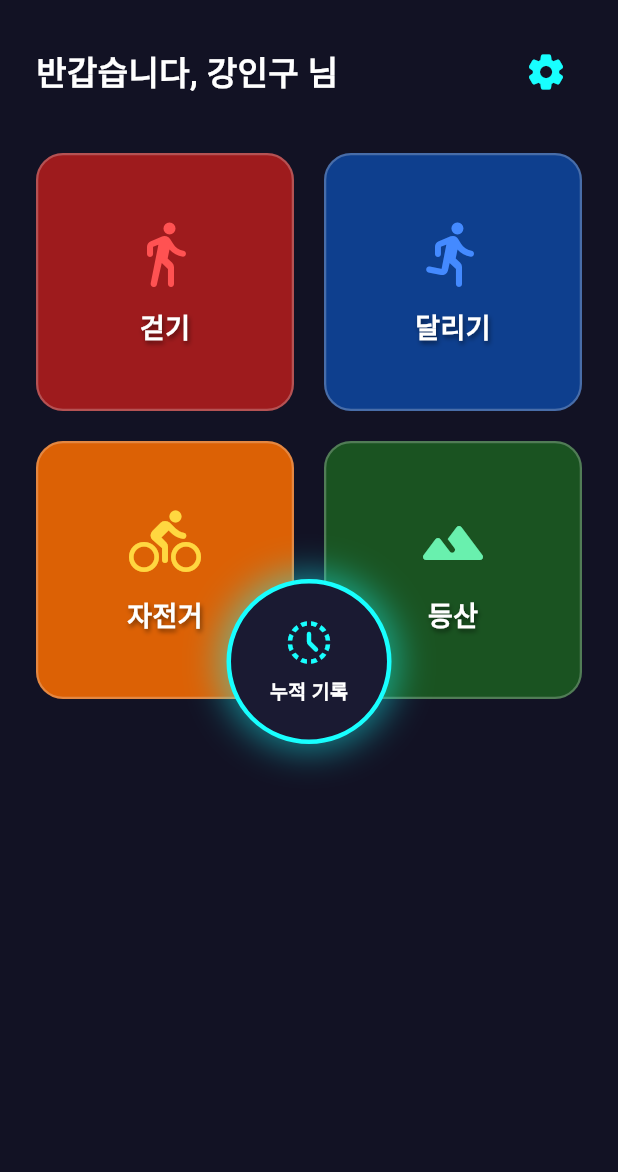
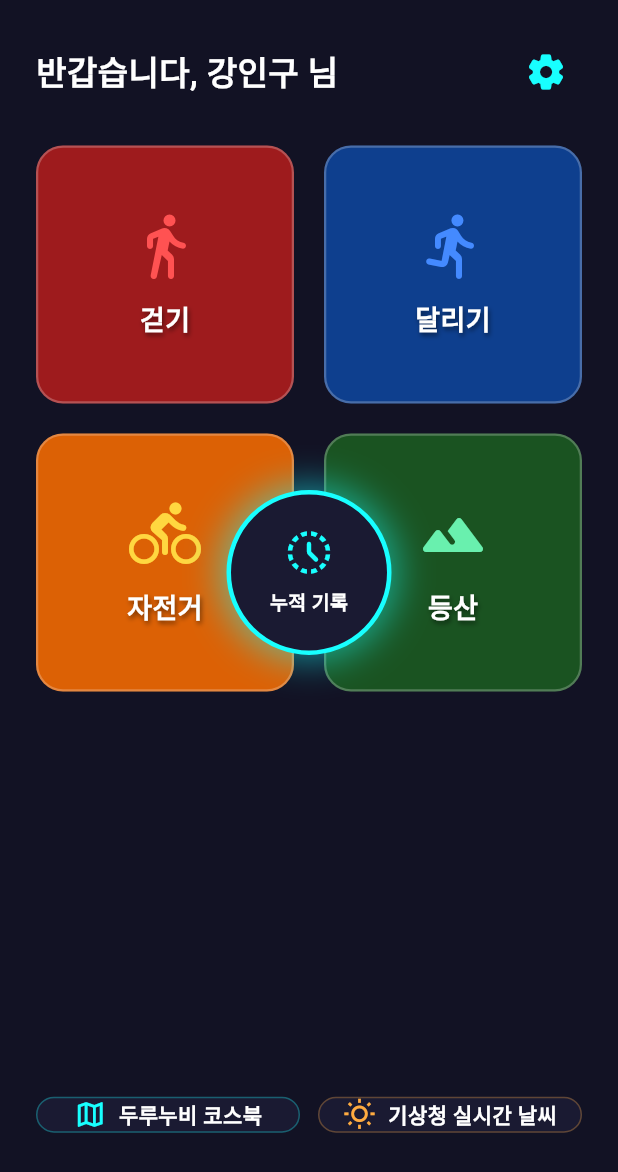
Before and after one commit to sr109093-tech/k-path-final-20260530, a Flutter app: the screen it shows after launch, on a phone screen of 412 x 824 dp. Shown: the top 1172 px of the screen. Run offline on Flutter 3.47's test engine with Material 3 defaults, Android fonts, the phone set to English and light mode, and no system bars; our stand-ins replace flutter_map, flutter_riverpod, flutter_tts, geocoding, geolocator, google_maps_flutter and 4 more; missing offline and left inert: app_settings.

```diff
--- a/lib/home_screen.dart
+++ b/lib/home_screen.dart
@@ -1,5 +1,6 @@
 import 'package:flutter/material.dart';
 import 'package:shared_preferences/shared_preferences.dart';
+import 'package:url_launcher/url_launcher.dart'; // 🔗 외부 날씨 및 사이트 링크 통로 도구
 import 'tracking_screen.dart';
 import 'history_screen.dart';
 import 'settings_screen.dart';
@@ -29,6 +30,18 @@ class _HomeScreenState extends State<HomeScreen> {
     });
   }
 
+  // 🛠️ [★해결 핵심 3]: 외부 아웃도어 사이트 및 날씨 정보 연동 브라우저 소환 헬퍼
+  Future<void> _launchExternalUrl(String urlString) async {
+    final Uri url = Uri.parse(urlString);
+    try {
+      if (!await launchUrl(url, mode: LaunchMode.externalApplication)) {
+        throw 'Could not launch $url';
+      }
+    } catch (e) {
+      debugPrint("링크 연결 실패: $e");
+    }
+  }
+
   @override
   Widget build(BuildContext context) {
     return Scaffold(
@@ -39,7 +52,7 @@ class _HomeScreenState extends State<HomeScreen> {
           child: Column(
             crossAxisAlignment: CrossAxisAlignment.start,
             children: [
-              // 1. 상단 타이틀바 (우측에 톱니바퀴 설정 버튼 노출)
+              // 1. 상단 타이틀바
               Row(
                 mainAxisAlignment: MainAxisAlignment.spaceBetween,
                 children: [
@@ -59,20 +72,19 @@ class _HomeScreenState extends State<HomeScreen> {
                   ),
                 ],
               ),
-              const SizedBox(height: 30),
+              const SizedBox(height: 25),
 
-              // 2. 🎯 [선생님의 아이덴티티]: 4종목 한가운데 완벽하게 정렬된 누적 기록 원형 레이아웃
+              // 2. 중앙 4분할 격자 배치판 + 정중앙 누적 기록원
               Expanded(
+                flex: 5,
                 child: Stack(
                   children: [
-                    // 외곽 4분할 격자 배치판
                     GridView.count(
                       crossAxisCount: 2,
                       mainAxisSpacing: 20,
                       crossAxisSpacing: 20,
                       childAspectRatio: 1.0,
                       children: [
-                        // [1번 방: 걷기 - 빨강색 바탕]
                         _buildMenuCard(
                           icon: Icons.directions_walk_rounded,
                           title: _isEnglish ? "WALKING" : "걷기",
@@ -85,7 +97,6 @@ class _HomeScreenState extends State<HomeScreen> {
                             );
                           },
                         ),
-                        // [2번 방: 달리기 - 파랑색 바탕]
                         _buildMenuCard(
                           icon: Icons.directions_run_rounded,
                           title: _isEnglish ? "RUNNING" : "달리기",
@@ -98,7 +109,6 @@ class _HomeScreenState extends State<HomeScreen> {
                             );
                           },
                         ),
-                        // [3번 방: 자전거 - 노랑색 바탕]
                         _buildMenuCard(
                           icon: Icons.directions_bike_rounded,
                           title: _isEnglish ? "CYCLING" : "자전거",
@@ -111,7 +121,6 @@ class _HomeScreenState extends State<HomeScreen> {
                             );
                           },
                         ),
-                        // [4번 방: 등산 - 녹색 바탕]
                         _buildMenuCard(
                           icon: Icons.terrain_rounded,
                           title: _isEnglish ? "HIKING" : "등산",
@@ -127,7 +136,6 @@ class _HomeScreenState extends State<HomeScreen> {
                       ],
                     ),
 
-                    // 🎯 종목 정보 4개의 정중앙에 완벽하게 오버레이되는 [누적 기록] 센터 원
                     Align(
                       alignment: Alignment.center,
                       child: GestureDetector(
@@ -144,11 +152,7 @@ class _HomeScreenState extends State<HomeScreen> {
                             color: const Color(0xFF1A1A32),
                             shape: BoxShape.circle,
                             boxShadow: [
-                              BoxShadow(
-                                color: Colors.cyanAccent.withOpacity(0.5),
-                                blurRadius: 20,
-                                spreadRadius: 4,
-                              )
+                              BoxShadow(color: Colors.cyanAccent.withOpacity(0.5), blurRadius: 20, spreadRadius: 4)
                             ],
                             border: Border.all(color: Colors.cyanAccent, width: 3),
                           ),
@@ -169,7 +173,68 @@ class _HomeScreenState extends State<HomeScreen> {
                   ],
                 ),
               ),
+
               const SizedBox(height: 20),
+
+              // 🛠️ [★해결 핵심 3]: 하단 자투리 공간에 배치한 두루누비 코스 탐방 및 기상청 날씨 조회 링크 바
+              Expanded(
+                flex: 1,
+                child: Row(
+                  children: [
+                    // 왼쪽: 두루누비 링크 배너
+                    Expanded(
+                      child: InkWell(
+                        onTap: () => _launchExternalUrl("https://www.durunubi.kr/"),
+                        borderRadius: BorderRadius.circular(12),
+                        child: Container(
+                          decoration: BoxDecoration(
+                            color: const Color(0xFF1A1A32),
+                            borderRadius: BorderRadius.circular(12),
+                            border: Border.all(color: Colors.cyanAccent.withOpacity(0.3)),
+                          ),
+                          child: Row(
+                            mainAxisAlignment: MainAxisAlignment.center,
+                            children: [
+                              const Icon(Icons.map_outlined, color: Colors.cyanAccent, size: 22),
+                              const SizedBox(width: 8),
+                              Text(
+                                _isEnglish ? "Durunubi Trail" : "두루누비 코스북",
+                                style: const TextStyle(color: Colors.white, fontSize: 14, fontWeight: FontWeight.bold),
+                              ),
+                            ],
+                          ),
+                        ),
+                      ),
+                    ),
+                    const SizedBox(width: 12),
+                    // 오른쪽: 기상청 실시간 기상 날씨정보 링크 배너
+                    Expanded(
+                      child: InkWell(
+                        onTap: () => _launchExternalUrl("https://www.weather.go.kr/w/index.do"),
+                        borderRadius: BorderRadius.circular(12),
+                        child: Container(
+                          decoration: BoxDecoration(
+                            color: const Color(0xFF1A1A32),
+                            borderRadius: BorderRadius.circular(12),
+                            border: Border.all(color: Colors.orangeAccent.withOpacity(0.3)),
+                          ),
+                          child: Row(
+                            mainAxisAlignment: MainAxisAlignment.center,
+                            children: [
+                              const Icon(Icons.wb_sunny_outlined, color: Colors.orangeAccent, size: 22),
+                              const SizedBox(width: 8),
+                              Text(
+                                _isEnglish ? "Weather Info" : "기상청 실시간 날씨",
+                                style: const TextStyle(color: Colors.white, fontSize: 14, fontWeight: FontWeight.bold),
+                              ),
+                            ],
+                          ),
+                        ),
+                      ),
+                    ),
+                  ],
+                ),
+              ),
             ],
           ),
         ),
--- a/pubspec.yaml
+++ b/pubspec.yaml
@@ -17,7 +17,9 @@ dependencies:
   image_picker: ^1.2.1
   path_provider: ^2.1.3
   share_plus: ^7.2.1
-  app_settings: ^5.1.1 # 🛠️ 스마트폰 실제 설정창을 강제 소환하는 특수 엔진 주입
+  app_settings: ^5.1.1
+  geocoding: ^3.0.0 # 🛠️ [★해결 핵심] 주소지 명칭 변환용 엔진 라이브러리 정식 등록 완료!
+  url_launcher: ^6.3.0 # 하단 날씨 및 두루누비 브라우저 딥링크용 도구
 
 dev_dependencies:
   flutter_test:
```
Also changed, not shown: lib/record_detail_screen.dart (+32 -11 lines), lib/tracking_screen.dart (+61 -13 lines), pubspec.lock, 1 other file.
